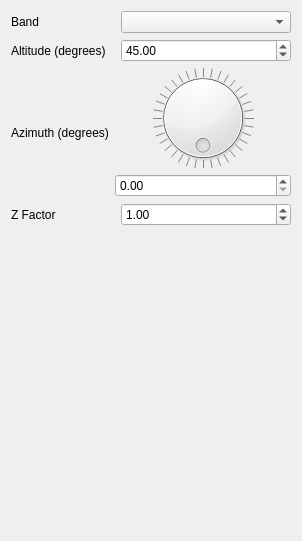
Before: the Qt Designer form src/ui/raster/qghillshaderendererwidget.ui in qgis/QGIS, drawn with Qt 5.
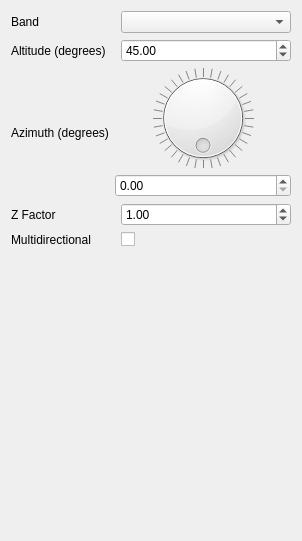
After: the same form once the commit is applied. Custom widgets are drawn as their Qt base class.

Commit message: Hillshaderenderer: Add 'multidirectional oblique-weighted' rendering option

What changed in the file:
```diff
--- a/src/ui/raster/qghillshaderendererwidget.ui
+++ b/src/ui/raster/qghillshaderendererwidget.ui
@@ -99,7 +99,7 @@
      </property>
     </widget>
    </item>
-   <item row="4" column="0" colspan="3">
+   <item row="5" column="0" colspan="3">
     <spacer name="verticalSpacer">
      <property name="orientation">
       <enum>Qt::Vertical</enum>
@@ -135,6 +135,20 @@
      </property>
     </widget>
    </item>
+   <item row="4" column="2">
+    <widget class="QCheckBox" name="mMultiDirection">
+     <property name="text">
+      <string/>
+     </property>
+    </widget>
+   </item>
+   <item row="4" column="0">
+    <widget class="QLabel" name="label_5">
+     <property name="text">
+      <string>Multidirectional</string>
+     </property>
+    </widget>
+   </item>
   </layout>
  </widget>
  <customwidgets>
```
The commit also changes 6 other files.
